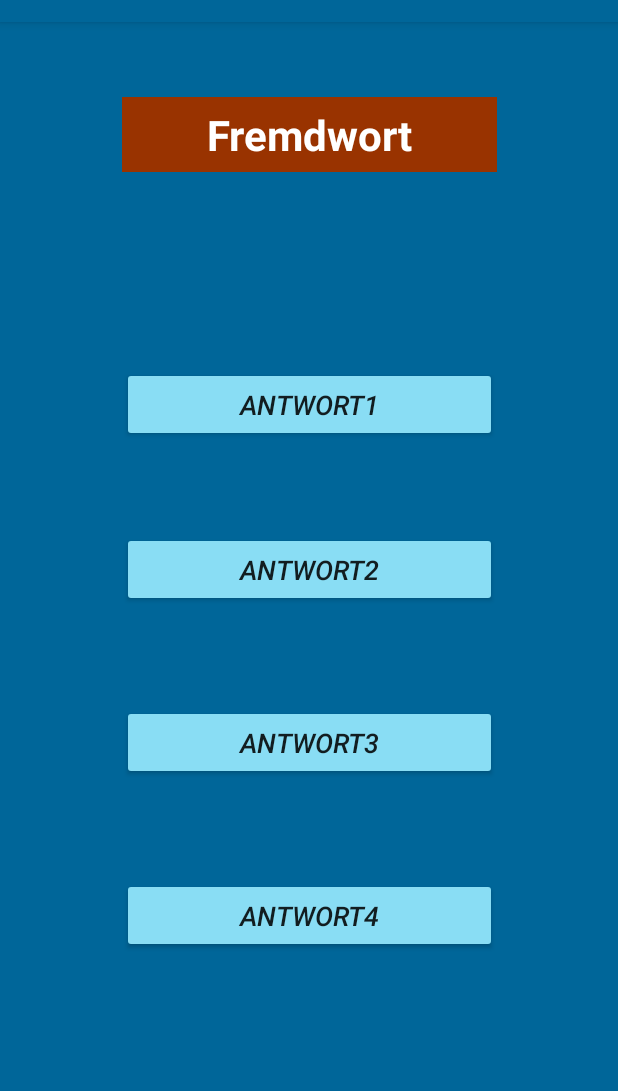
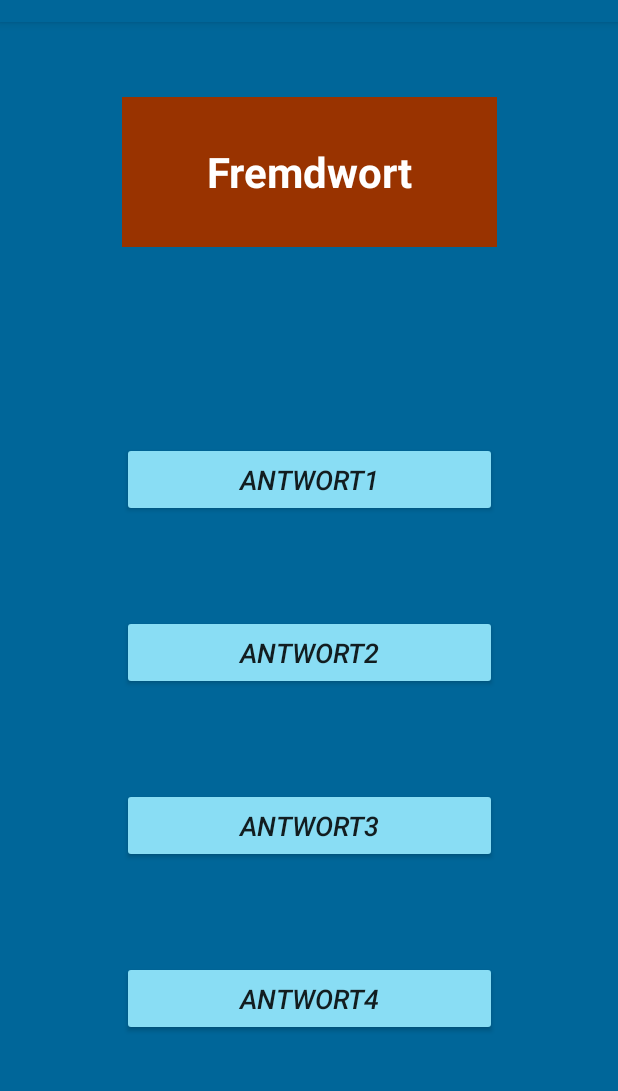
Before and after one commit to phkorner/android_voci_trainer, an Android app: the fragment FirstFragment shown on its own in the app's theme, on a phone screen of 412 x 824 dp, the part 62-1153 px from its top. Run offline under Robolectric (Android 15) with nearby library versions, the phone set to English and light mode, and no system bars.

Commit message:
initial upload

```diff
--- a/app/src/main/java/com/example/voci_trainer/FirstFragment.kt
+++ b/app/src/main/java/com/example/voci_trainer/FirstFragment.kt
@@ -5,9 +5,6 @@ import android.support.v4.app.Fragment
 import android.view.LayoutInflater
 import android.view.View
 import android.view.ViewGroup
-import android.widget.Button
-import android.widget.Toolbar
-import androidx.navigation.fragment.findNavController
 
 /**
  * A simple [Fragment] subclass as the default destination in the navigation.
--- a/app/src/main/res/layout-en/fragment_first.xml
+++ b/app/src/main/res/layout-en/fragment_first.xml
@@ -1,16 +1,14 @@
 <?xml version="1.0" encoding="utf-8"?>
-<android.support.constraint.ConstraintLayout
-    xmlns:android="http://schemas.android.com/apk/res/android"
-    xmlns:app="http://schemas.android.com/apk/res-auto"
-    xmlns:tools="http://schemas.android.com/tools"
+<android.support.constraint.ConstraintLayout xmlns:android="http://schemas.android.com/apk/res/android"
     android:layout_width="match_parent"
     android:layout_height="match_parent"
-    android:background="#006699">
+    android:background="#006699"
+    xmlns:app="http://schemas.android.com/apk/res-auto">
 
         <TextView
             android:id="@+id/textview_first"
             android:layout_width="250dp"
-        android:layout_height="50dp"
+            android:layout_height="100dp"
             android:layout_marginTop="50dp"
             android:background="#993300"
             android:gravity="center"
@@ -41,7 +39,7 @@
             android:id="@+id/Antwort2"
             android:layout_width="250dp"
             android:layout_height="50dp"
-        android:layout_marginTop="60dp"
+            android:layout_marginTop="65dp"
             android:backgroundTint="@color/colorAccent"
             android:text="@string/Antwort2"
             android:textSize="18sp"
--- a/app/src/main/res/layout/activity_main.xml
+++ b/app/src/main/res/layout/activity_main.xml
@@ -5,11 +5,11 @@
     android:layout_width="match_parent"
     android:layout_height="match_parent"
     android:background="#006699"
-    tools:context=".SecondFragment">
+    tools:context=".MainActivity">
 
     <TextView
         android:id="@+id/textView9"
-        android:layout_width="200dp"
+        android:layout_width="350dp"
         android:layout_height="50dp"
         android:layout_marginStart="30dp"
         android:layout_marginTop="100dp"
@@ -41,7 +41,7 @@
 
     <TextView
         android:id="@+id/textView10"
-        android:layout_width="200dp"
+        android:layout_width="350dp"
         android:layout_height="50dp"
         android:layout_marginStart="30dp"
         android:layout_marginTop="300dp"
--- a/app/src/main/res/layout/fragment_first.xml
+++ b/app/src/main/res/layout/fragment_first.xml
@@ -10,7 +10,7 @@
     <TextView
         android:id="@+id/textview_first"
         android:layout_width="250dp"
-        android:layout_height="50dp"
+        android:layout_height="100dp"
         android:layout_marginTop="50dp"
         android:background="#993300"
         android:gravity="center"
```
Also changed, not shown: app/src/main/java/com/example/voci_trainer/MainActivity.kt (+15 -4 lines). Lines whose indentation alone changed are shown as unchanged.
